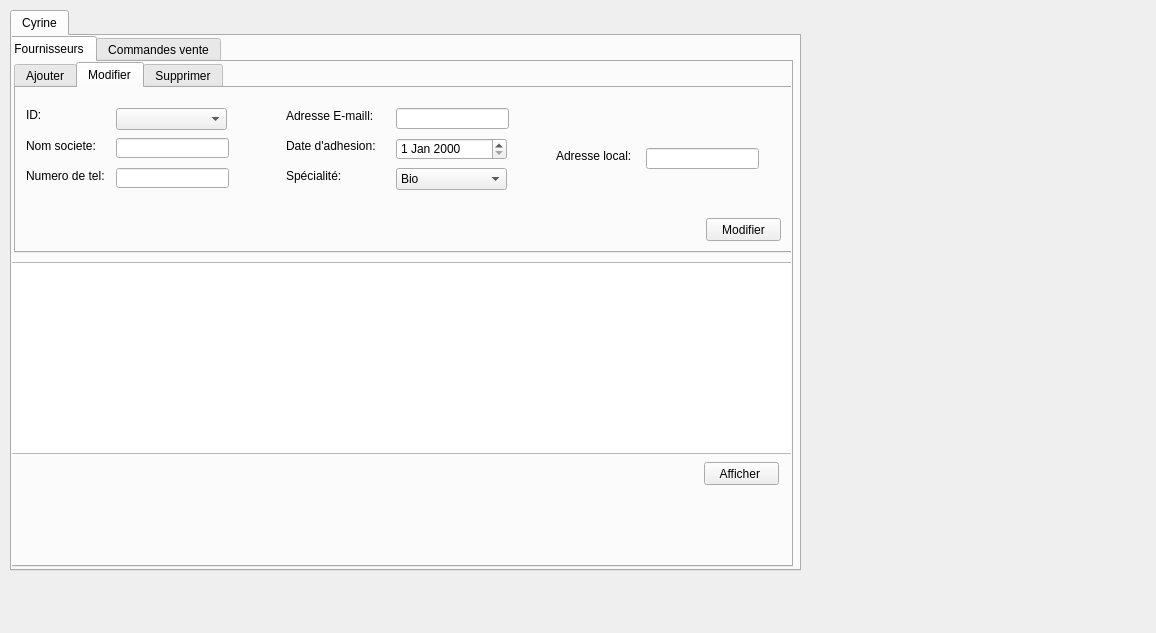
Qt form crud/crud/gest_fourn.ui (ramy25bh3/Pastry_Plus) before a commit.
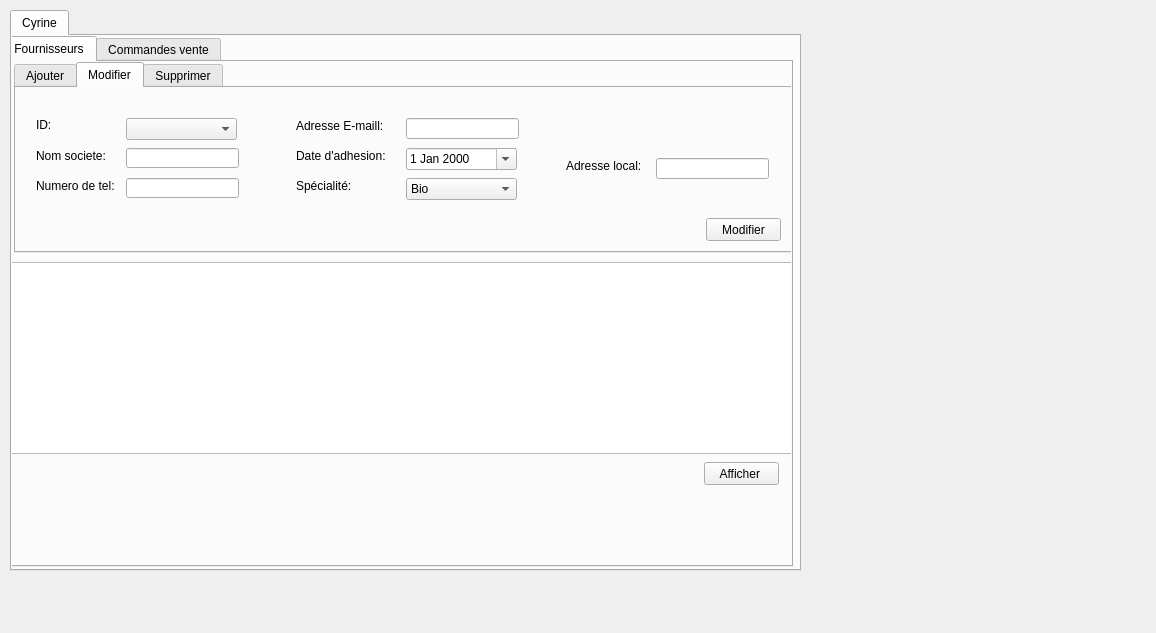
The same form after that commit. The open tabs and pages were chosen to show the change.

Diff of the .ui file:
```diff
--- a/crud/crud/gest_fourn.ui
+++ b/crud/crud/gest_fourn.ui
@@ -282,8 +282,8 @@
         <widget class="QLabel" name="label_9">
          <property name="geometry">
           <rect>
-           <x>270</x>
-           <y>20</y>
+           <x>280</x>
+           <y>30</y>
            <width>121</width>
            <height>16</height>
           </rect>
@@ -295,8 +295,8 @@
         <widget class="QLineEdit" name="txt_nom_2">
          <property name="geometry">
           <rect>
-           <x>100</x>
-           <y>50</y>
+           <x>110</x>
+           <y>60</y>
            <width>113</width>
            <height>20</height>
           </rect>
@@ -305,8 +305,8 @@
         <widget class="QLabel" name="label_4">
          <property name="geometry">
           <rect>
-           <x>10</x>
-           <y>80</y>
+           <x>20</x>
+           <y>90</y>
            <width>101</width>
            <height>16</height>
           </rect>
@@ -318,8 +318,8 @@
         <widget class="QLabel" name="label_10">
          <property name="geometry">
           <rect>
-           <x>270</x>
-           <y>80</y>
+           <x>280</x>
+           <y>90</y>
            <width>81</width>
            <height>16</height>
           </rect>
@@ -331,8 +331,8 @@
         <widget class="QLabel" name="label_11">
          <property name="geometry">
           <rect>
-           <x>540</x>
-           <y>60</y>
+           <x>550</x>
+           <y>70</y>
            <width>91</width>
            <height>16</height>
           </rect>
@@ -344,8 +344,8 @@
         <widget class="QLabel" name="label_12">
          <property name="geometry">
           <rect>
-           <x>10</x>
-           <y>50</y>
+           <x>20</x>
+           <y>60</y>
            <width>81</width>
            <height>16</height>
           </rect>
@@ -357,8 +357,8 @@
         <widget class="QLineEdit" name="txt_prenom_2">
          <property name="geometry">
           <rect>
-           <x>100</x>
-           <y>80</y>
+           <x>110</x>
+           <y>90</y>
            <width>113</width>
            <height>20</height>
           </rect>
@@ -367,8 +367,8 @@
         <widget class="QLabel" name="label_13">
          <property name="geometry">
           <rect>
-           <x>270</x>
-           <y>50</y>
+           <x>280</x>
+           <y>60</y>
            <width>131</width>
            <height>16</height>
           </rect>
@@ -380,8 +380,8 @@
         <widget class="QLineEdit" name="txt_tel_2">
          <property name="geometry">
           <rect>
-           <x>380</x>
-           <y>20</y>
+           <x>390</x>
+           <y>30</y>
            <width>113</width>
            <height>21</height>
           </rect>
@@ -390,8 +390,8 @@
         <widget class="QLineEdit" name="txt_age_2">
          <property name="geometry">
           <rect>
-           <x>630</x>
-           <y>60</y>
+           <x>640</x>
+           <y>70</y>
            <width>113</width>
            <height>21</height>
           </rect>
@@ -400,8 +400,8 @@
         <widget class="QComboBox" name="comboBox_2">
          <property name="geometry">
           <rect>
-           <x>380</x>
-           <y>80</y>
+           <x>390</x>
+           <y>90</y>
            <width>111</width>
            <height>22</height>
           </rect>
@@ -425,18 +425,21 @@
         <widget class="QDateEdit" name="dateEdit_2">
          <property name="geometry">
           <rect>
-           <x>380</x>
-           <y>50</y>
+           <x>390</x>
+           <y>60</y>
            <width>111</width>
            <height>22</height>
           </rect>
          </property>
+         <property name="calendarPopup">
+          <bool>true</bool>
+         </property>
         </widget>
         <widget class="QLabel" name="label_14">
          <property name="geometry">
           <rect>
-           <x>10</x>
-           <y>20</y>
+           <x>20</x>
+           <y>30</y>
            <width>47</width>
            <height>14</height>
           </rect>
@@ -448,8 +451,8 @@
         <widget class="QComboBox" name="comboBox_3">
          <property name="geometry">
           <rect>
-           <x>100</x>
-           <y>20</y>
+           <x>110</x>
+           <y>30</y>
            <width>111</width>
            <height>22</height>
           </rect>
```
Left out of the diff: 58 changed lines with no effect on the pictures.
